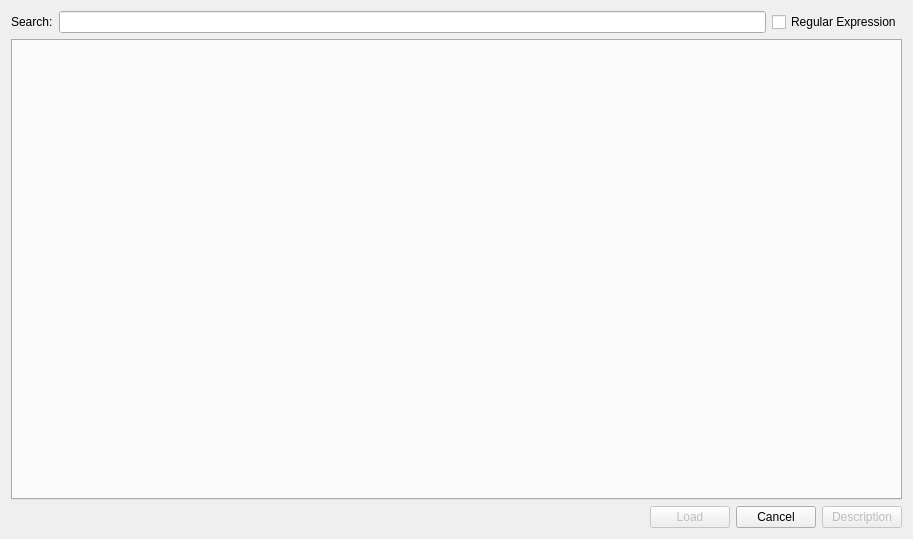
The window that src/modeldialog/modeldialog.ui (GAMS-dev/studio) describes before a commit, drawn with Qt 5.
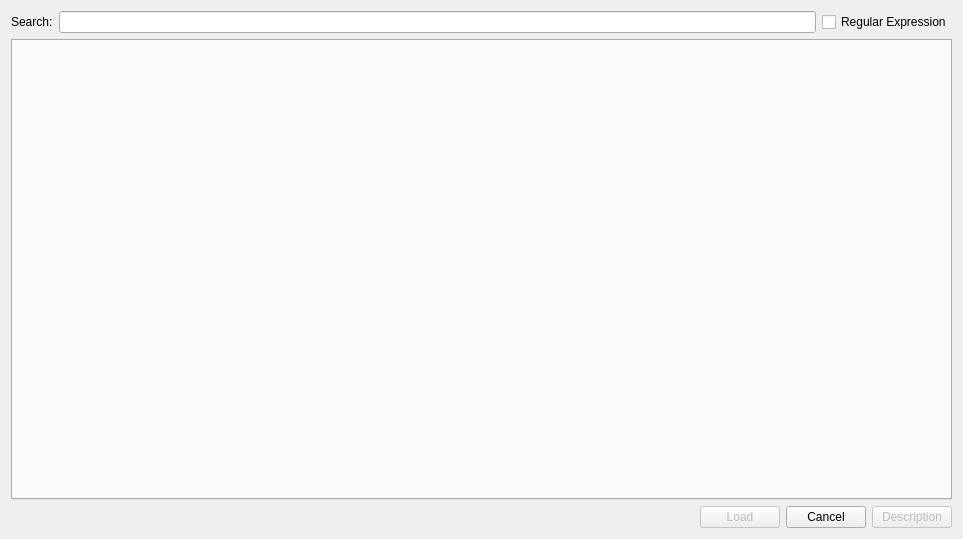
The same window after the commit.

Commit message: adjust size of model library explorer due to new library

What changed in the file:
```diff
--- a/src/modeldialog/modeldialog.ui
+++ b/src/modeldialog/modeldialog.ui
@@ -6,7 +6,7 @@
    <rect>
     <x>0</x>
     <y>0</y>
-    <width>913</width>
+    <width>963</width>
     <height>539</height>
    </rect>
   </property>
```
